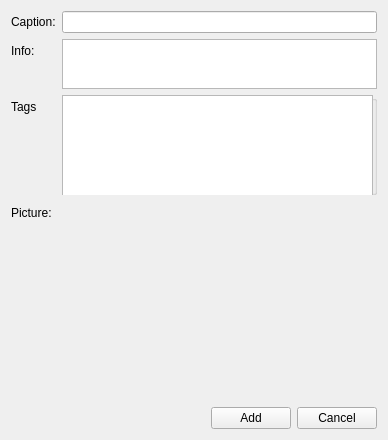
This is qt/apps/configurator/forms/picture_add.ui in Wolframe/qtClient as Qt 5 draws it before an edit. The edited form follows.
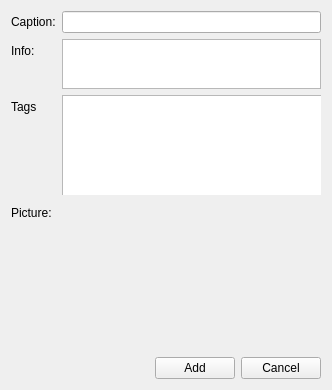
This is the edited form. Custom widgets are drawn as their Qt base class.

Commit message: qtclient: - fixed tab focus in PictureChooser and FileChooser - fixed initial focus and tab order in forms

What changed in the file:
```diff
--- a/qt/apps/configurator/forms/picture_add.ui
+++ b/qt/apps/configurator/forms/picture_add.ui
@@ -6,8 +6,8 @@
    <rect>
     <x>0</x>
     <y>0</y>
-    <width>388</width>
-    <height>399</height>
+    <width>332</width>
+    <height>388</height>
    </rect>
   </property>
   <property name="windowTitle">
@@ -102,7 +102,7 @@
      <property name="minimumSize">
       <size>
        <width>0</width>
-       <height>200</height>
+       <height>150</height>
       </size>
      </property>
     </widget>
```
Left out of the diff: 22 changed lines with no effect on the pictures. The commit also changes 15 other files.
